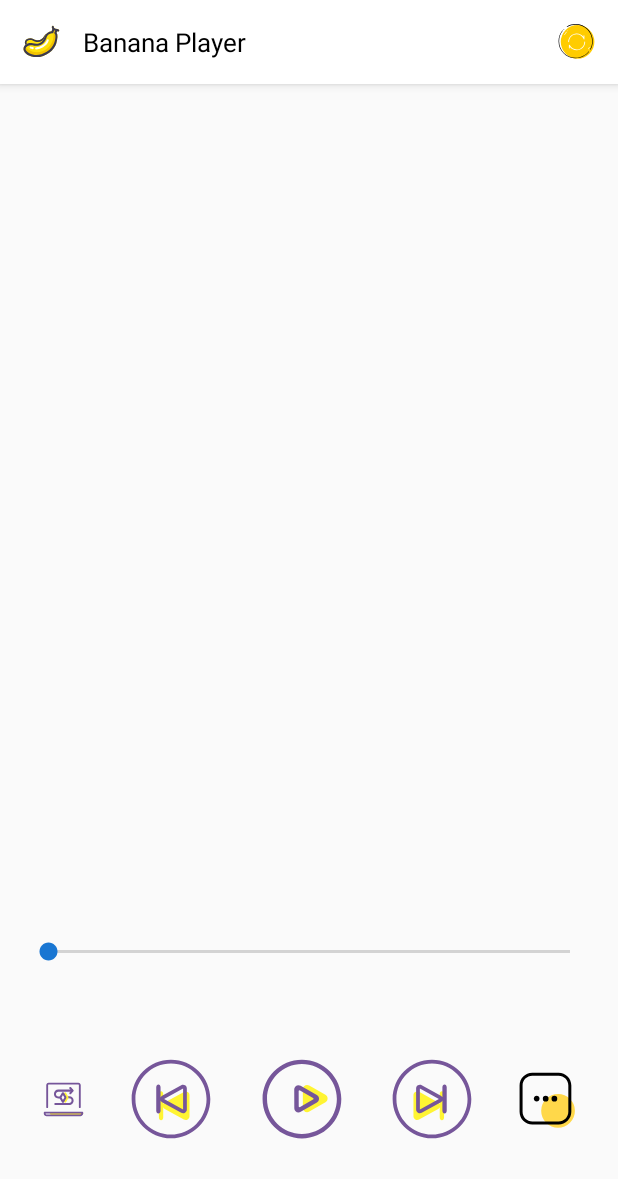
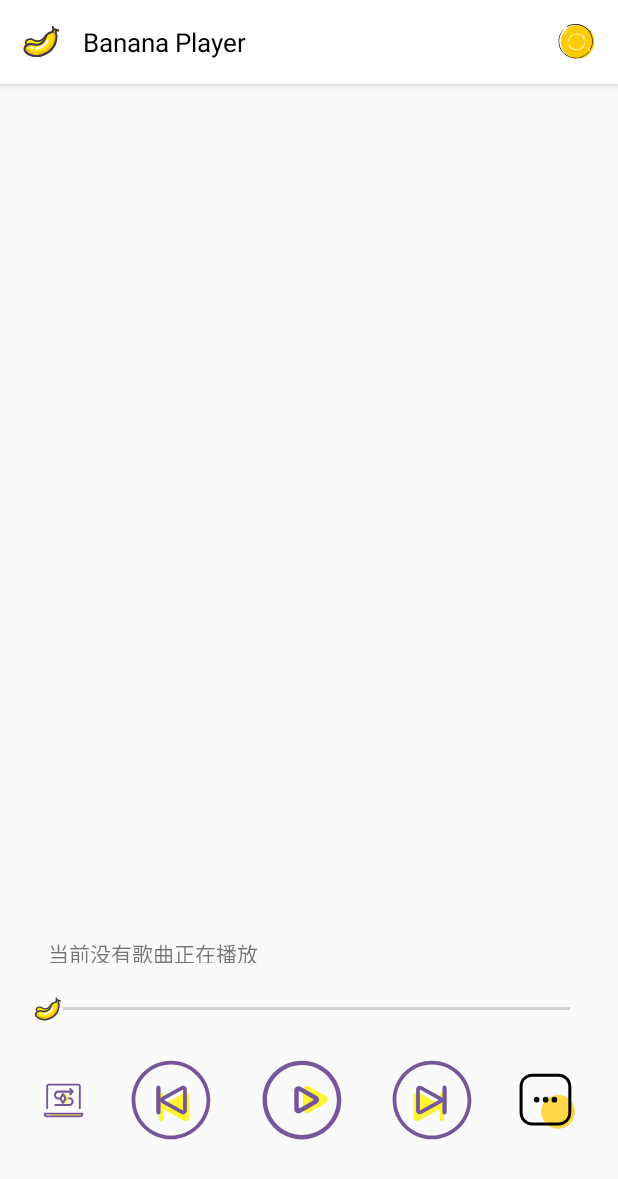
Before and after one commit to LQF39466/BananaPlayer, an Android app: the screen it shows after launch (MainActivity), on a phone screen of 412 x 824 dp. Shown: the top 1179 px of the screen. Run offline under Robolectric (Android 15) with nearby library versions, the phone set to English and light mode, and no system bars; our stand-ins replace RxJava; libraries missing offline, so code that uses them is left out: com.tbruyelle.rxpermissions2; 3 statements that could not run were skipped.

Commit message:
优化部分代码与UI

```diff
--- a/app/src/main/java/com/hustcsproject/BananaPlayer/MainActivity.java
+++ b/app/src/main/java/com/hustcsproject/BananaPlayer/MainActivity.java
@@ -38,6 +38,7 @@ public class MainActivity extends BaseActivity {
     private RecyclerView mRecyclerView;
     private SeekBar seekbar;
     private TextView tvSongName;
+    private TextView tvTimer;
     private ImageButton btnPrev;
     private ImageButton btnStart;
     private ImageButton btnNext;
@@ -98,6 +99,7 @@ public class MainActivity extends BaseActivity {
         mRecyclerView = findViewById(R.id.mRecyclerView);
         seekbar = findViewById(R.id.seekbar);
         tvSongName = findViewById(R.id.tvSongName);
+        tvTimer = findViewById(R.id.tvTimer);
         btnPrev = findViewById(R.id.prevButton);
         btnStart = findViewById(R.id.playButton);
         btnNext = findViewById(R.id.nexButton);
@@ -113,7 +115,7 @@ public class MainActivity extends BaseActivity {
      */
     private void initPlayHelper() {
         // Init 播放 Helper
-        helper = new MusicPlayerHelper(seekbar, tvSongName);
+        helper = new MusicPlayerHelper(seekbar, tvSongName, tvTimer);
 
         findViewById(R.id.tvSongName).setSelected(true);
 
--- a/app/src/main/java/com/hustcsproject/BananaPlayer/MusicPlayerHelper.java
+++ b/app/src/main/java/com/hustcsproject/BananaPlayer/MusicPlayerHelper.java
@@ -44,14 +44,15 @@ public class MusicPlayerHelper implements MediaPlayer.OnBufferingUpdateListener,
     /**
      * 显示播放信息
      */
-    private final TextView text;
+    private final TextView songName;
+    private final TextView timer;
 
     /**
      * 当前的播放歌曲信息
      */
     private SongModel songModel;
 
-    public MusicPlayerHelper(SeekBar seekBar, TextView text) {
+    public MusicPlayerHelper(SeekBar seekBar, TextView songName, TextView timer) {
         mHandler = new MusicPlayerHelperHandler(this);
         player = new MediaPlayer();
         // 设置媒体流类型
@@ -62,7 +63,8 @@ public class MusicPlayerHelper implements MediaPlayer.OnBufferingUpdateListener,
 
         this.seekBar = seekBar;
         this.seekBar.setOnSeekBarChangeListener(this);
-        this.text = text;
+        this.songName = songName;
+        this.timer = timer;
     }
 
     @Override
@@ -114,9 +116,6 @@ public class MusicPlayerHelper implements MediaPlayer.OnBufferingUpdateListener,
                     e.printStackTrace();
                 }
             }
-            // 准备自动播放 同步加载，阻塞 UI 线程
-            // player.prepare()
-            // 建议使用异步加载方式，不阻塞 UI 线程
             player.prepareAsync();
         } else {
             player.start();
@@ -133,7 +132,6 @@ public class MusicPlayerHelper implements MediaPlayer.OnBufferingUpdateListener,
         if (player.isPlaying()) {
             player.pause();
         }
-        //移除更新命令
         mHandler.removeMessages(MSG_CODE);
     }
 
@@ -187,9 +185,12 @@ public class MusicPlayerHelper implements MediaPlayer.OnBufferingUpdateListener,
         mHandler.sendEmptyMessageDelayed(MSG_CODE, MSG_TIME);
     }
 
+    private String getCurrentPlayingInfo() {
+        return String.format("%s\t\t",songModel.getName());
+    }
+
     private String getCurrentPlayingInfo(int currentTime, int maxTime) {
-        String info = String.format("正在播放:  %s\t\t", songModel.getName());
-        return String.format("%s %s / %s", info, ScanMusicUtils.formatTime(currentTime), ScanMusicUtils.formatTime(maxTime));
+        return String.format("%s / %s", ScanMusicUtils.formatTime(currentTime), ScanMusicUtils.formatTime(maxTime));
     }
 
     private OnCompletionListener mOnCompletionListener;
@@ -239,7 +240,8 @@ public class MusicPlayerHelper implements MediaPlayer.OnBufferingUpdateListener,
                         // 计算进度（获取进度条最大刻度*当前音乐播放位置 / 当前音乐时长）
                         pos = (int) (weakReference.get().seekBar.getMax() * position / (duration * 1.0f));
                     }
-                    weakReference.get().text.setText(weakReference.get().getCurrentPlayingInfo(position, duration));
+                    weakReference.get().songName.setText(weakReference.get().getCurrentPlayingInfo());
+                    weakReference.get().timer.setText(weakReference.get().getCurrentPlayingInfo(position, duration));
                 }
                 weakReference.get().seekBar.setProgress(pos);
                 sendEmptyMessageDelayed(MSG_CODE, MSG_TIME);
--- a/app/src/main/java/com/hustcsproject/BananaPlayer/adapter/SongAdapter.java
+++ b/app/src/main/java/com/hustcsproject/BananaPlayer/adapter/SongAdapter.java
@@ -47,13 +47,11 @@ public class SongAdapter extends BaseAdapter<SongModel, SongAdapter.SongViewHold
 
         ImageView ivSongImage;
         TextView tvSongName;
-        TextView musicNameTextView;
 
         public SongViewHolder(@NonNull View itemView) {
             super(itemView);
             ivSongImage = itemView.findViewById(R.id.ivSongImage);
             tvSongName = itemView.findViewById(R.id.tvSongName);
-            musicNameTextView = itemView.findViewById(R.id.musicNameTextView);
         }
     }
 }
--- /dev/null
+++ b/app/src/main/res/drawable/seekbar_thumb.xml
@@ -0,0 +1,9 @@
+<vector android:height="20dp" android:viewportHeight="1024"
+    android:viewportWidth="1024" android:width="20dp" xmlns:android="http://schemas.android.com/apk/res/android">
+    <path android:fillColor="#FFE10B" android:pathData="M888,313.3c-6,-5.9 -13.2,-10 -24.3,-16.4 -45.2,-25.8 -63.1,-43.3 -57.6,-56.1 4.2,-9.8 -45.4,11.8 -39.1,26.2 0.1,0.1 0,0.3 0,0.4L740.7,310c-0.1,0.1 -0.2,0.2 -0.4,0.2 -60.5,-7.2 -130.7,15.6 -160.4,66.4 -41.9,74 -112.1,125.1 -206.1,100.7 -20,-5.2 -41,-13.8 -63.1,-26.3 -11.6,-6.4 -24.2,-11.3 -37.2,-14.7 -66,-17.1 -143.4,4.4 -169.7,61.7 -32.7,69.9 41.4,178 157.1,225.3 201.2,82.3 434.3,-19.1 512.6,-156.3 48.8,-85.4 76.1,-155.9 57.2,-202 -0.1,-0.1 0,-0.3 0,-0.4l18.9,-27.5c4.6,2.7 8,4.8 9.3,6.3 8.2,9.2 22.8,9.4 31.3,0 7.7,-8.4 6.1,-22 -2.2,-30.1z"/>
+    <path android:fillColor="#3C3A50" android:pathData="M888,313.3c-6,-5.9 -13.2,-10 -24.3,-16.4 -45.2,-25.8 -63.1,-43.3 -57.6,-56.1 4.2,-9.8 -45.4,11.8 -39.1,26.2 0.1,0.1 0,0.3 0,0.4L740.7,310c-0.1,0.1 -0.2,0.2 -0.4,0.2 -60.5,-7.2 -130.7,15.6 -160.4,66.4 -41.9,74 -112.1,125.1 -206.1,100.7 -20,-5.2 -41,-13.8 -63.1,-26.3 -11.6,-6.4 -24.2,-11.3 -37.2,-14.7 -66,-17.1 -143.4,4.4 -169.7,61.7 -32.7,69.9 41.4,178 157.1,225.3 201.2,82.3 434.3,-19.1 512.6,-156.3 48.8,-85.4 76.1,-155.9 57.2,-202 -0.1,-0.1 0,-0.3 0,-0.4l18.9,-27.5c4.6,2.7 8,4.8 9.3,6.3 8.2,9.2 22.8,9.4 31.3,0 7.7,-8.4 6.1,-22 -2.2,-30.1zM737,546.2c-98,154.5 -333,193.5 -447.3,142.7 -83.3,-37 -129.9,-82 -146.1,-125.5 -4.9,-13 -9.1,-31.8 -1.7,-47.7 15.9,-34.8 70.2,-52 121.1,-38.8 9.9,2.6 19.2,6.2 27.6,10.8 24.1,13.7 48.8,23.9 72.8,30.1 102.3,26.6 194.6,-17.4 253.1,-120.6 18.5,-31.6 69.9,-51.4 119.1,-45.4l15.9,1.9c6.4,0.8 12.7,-2.2 16.1,-7.7 4,-6.4 8.7,-13.8 8.7,-13.8L795,302c0.1,-0.2 0.4,-0.3 0.6,-0.1 6.2,5.2 12.7,9.9 19.2,14.2 0.2,0.1 0.2,0.4 0.1,0.6L797.6,339l-8.6,11.1c-3.9,5.1 -4.9,11.8 -2.4,17.8l5.4,13c7.4,18.4 8.7,64.9 -55,165.3z"/>
+    <path android:fillColor="#FFE10B" android:pathData="M941,214.9c-9,-5.2 -18.8,-7.9 -34,-12 -61.9,-16.8 -88.6,-32 -86,-49 2,-13 -2.1,-26.8 -14.2,-32.1 -14.9,-6.5 -31.4,1.9 -35.4,16.9 -6.5,24.1 -0.9,43.2 11,58.4 0.1,0.1 0.1,0.3 0.1,0.4l-18.3,58.9c-0.1,0.2 -0.2,0.3 -0.4,0.3 -74.3,10.1 -151,59 -170.7,128.8 -27.1,101.2 -95,183.8 -214.5,183.8 -25.4,0 -53.2,-3.7 -83.4,-11.8 -15.9,-4 -32.3,-6 -48.9,-6 -84,0 -169.6,49.6 -183.2,126C45.9,771 167.5,877 320.1,897.6c265.2,35.9 511.8,-157.1 562.7,-344.8 31.8,-116.8 42.5,-209.4 5.7,-258.5 -0.1,-0.1 -0.1,-0.3 -0.1,-0.5l14,-38.6c6.3,1.8 11,3.3 13,4.6 12.7,8.4 30.1,4.2 37.3,-9.6 6.7,-12.5 0.6,-28.2 -11.7,-35.3z"/>
+    <path android:fillColor="#F2C300" android:pathData="M879.9,234.3l-57.8,-13.7 -24.6,28.8c19.6,42.3 24.5,136.7 3.2,210 -55.5,201.9 -261.5,365.3 -504.1,310.2C199.5,748.9 89.2,602 73,693.4c-7.8,42 148.1,192.4 325.8,186.3 213.8,-7.4 437.2,-208.3 463.5,-306.4 29.5,-109.7 48.4,-210.2 15.2,-263.3l2.4,-75.7z"/>
+    <path android:fillColor="#FFFFFF" android:pathData="M233.1,689.8c-13.3,-5.1 -20,-20 -14.9,-33.4 5.1,-13.3 20,-20 33.4,-14.9 13.1,5 27.6,8.5 43.2,10.2 14.2,1.5 24.5,14.2 23.1,28.3 -1.5,14.2 -14.2,24.5 -28.3,23.1 -19.8,-2 -38.7,-6.4 -56.5,-13.3m148.2,20.6c-14.2,0.9 -26.6,-9.9 -27.5,-24.1 -0.9,-14.2 9.9,-26.6 24.1,-27.5 105,-6.8 212.6,-76.4 252.7,-151.7 5.7,-10.7 10,-21.4 12.8,-32.2 3.6,-13.8 17.7,-22.1 31.5,-18.6 13.8,3.6 22.1,17.7 18.6,31.5 -3.8,14.5 -9.5,29.1 -17.2,43.6 -50.3,94.4 -177.1,171.3 -295,179"/>
+    <path android:fillColor="#3C3A50" android:pathData="M941,214.9c-9,-5.2 -18.8,-7.9 -34,-12 -61.9,-16.8 -88.6,-32 -86,-49 2,-13 -2.1,-26.8 -14.2,-32.1 -14.9,-6.5 -31.4,1.9 -35.4,16.9 -6.5,24.1 -0.9,43.2 11,58.4 0.1,0.1 0.1,0.3 0.1,0.4l-18.3,58.9c-0.1,0.2 -0.2,0.3 -0.4,0.3 -74.3,10.1 -151,59 -170.7,128.8 -27.1,101.2 -95,183.8 -214.5,183.8 -25.4,0 -53.2,-3.7 -83.4,-11.8 -15.9,-4 -32.3,-6 -48.9,-6 -84,0 -169.6,49.6 -183.2,126C45.9,771 167.5,877 320.1,897.6c265.2,35.9 511.8,-157.1 562.7,-344.8 31.8,-116.8 42.5,-209.4 5.7,-258.5 -0.1,-0.1 -0.1,-0.3 -0.1,-0.5l14,-38.6c6.3,1.8 11,3.3 13,4.6 12.7,8.4 30.1,4.2 37.3,-9.6 6.7,-12.5 0.6,-28.2 -11.7,-35.3zM832.9,539.3c-69.1,214.5 -337.1,333.6 -489.1,308.5 -110.7,-18.3 -180.2,-57.6 -213,-104.4 -9.8,-14 -20.7,-35.1 -16.8,-56.3 8.2,-46.4 67.5,-83.7 132.3,-83.7 12.6,0 24.8,1.5 36.2,4.4 33,8.8 65.5,13.4 96.1,13.4 130.2,0 226.6,-81 264.4,-222.1 12.3,-43.4 67.4,-82.8 128,-91l19.6,-2.6c7.9,-1.1 14.4,-6.6 16.9,-14.1 2.8,-8.8 6.1,-19.2 6.1,-19.2l12.9,-41.8c0.1,-0.3 0.4,-0.4 0.7,-0.3 9,4.3 18.2,7.9 27.3,11 0.3,0.1 0.4,0.4 0.3,0.7L841,273.7l-6.9,15.9c-3.1,7.2 -2.1,15.6 2.6,21.9l10.4,13.8c14.7,19.5 30.7,74.5 -14.2,214z"/>
+</vector>
--- a/app/src/main/res/layout/activity_main.xml
+++ b/app/src/main/res/layout/activity_main.xml
@@ -65,7 +65,7 @@
             app:layout_constraintEnd_toStartOf="@+id/imageButton"
             app:layout_constraintHorizontal_bias="0.5"
             app:layout_constraintStart_toEndOf="@+id/playButton"
-            app:layout_constraintTop_toBottomOf="@+id/tvSongName"
+            app:layout_constraintTop_toBottomOf="@+id/seekbar"
             app:srcCompat="@drawable/three_next" />
 
         <ImageButton
@@ -100,7 +100,7 @@
             android:layout_width="0dp"
             android:layout_height="17dp"
             android:layout_marginStart="32dp"
-            android:layout_marginEnd="32dp"
+            android:layout_marginEnd="16dp"
             android:ellipsize="marquee"
             android:focusable="true"
             android:focusableInTouchMode="true"
@@ -108,11 +108,12 @@
             android:scrollHorizontally="true"
             android:selectAllOnFocus="false"
             android:singleLine="true"
-            app:layout_constraintBottom_toTopOf="@+id/nexButton"
-            app:layout_constraintEnd_toEndOf="parent"
+            android:text="@string/tvSong_default"
+            app:layout_constraintBottom_toTopOf="@+id/seekbar"
+            app:layout_constraintEnd_toStartOf="@+id/tvTimer"
             app:layout_constraintHorizontal_bias="0.5"
             app:layout_constraintStart_toStartOf="parent"
-            app:layout_constraintTop_toBottomOf="@+id/seekbar" />
+            app:layout_constraintTop_toTopOf="parent" />
 
         <SeekBar
             android:id="@+id/seekbar"
@@ -122,12 +123,24 @@
             android:layout_marginStart="16dp"
             android:layout_marginEnd="16dp"
             android:max="100"
-            app:layout_constraintBottom_toTopOf="@+id/tvSongName"
+            android:progressTint="#FFC107"
+            android:thumb="@drawable/seekbar_thumb"
+            app:layout_constraintBottom_toTopOf="@+id/nexButton"
             app:layout_constraintEnd_toEndOf="parent"
             app:layout_constraintHorizontal_bias="0.5"
             app:layout_constraintStart_toStartOf="parent"
-            app:layout_constraintTop_toTopOf="parent"
-            app:layout_constraintVertical_chainStyle="spread" />
+            app:layout_constraintTop_toBottomOf="@+id/tvSongName" />
+
+        <TextView
+            android:id="@+id/tvTimer"
+            android:layout_width="wrap_content"
+            android:layout_height="wrap_content"
+            android:layout_marginEnd="32dp"
+            app:layout_constraintBottom_toBottomOf="@+id/tvSongName"
+            app:layout_constraintEnd_toEndOf="parent"
+            app:layout_constraintHorizontal_bias="0.5"
+            app:layout_constraintStart_toEndOf="@+id/tvSongName"
+            app:layout_constraintTop_toTopOf="@+id/tvSongName" />
 
     </android.support.constraint.ConstraintLayout>
 
--- a/app/src/main/res/values/strings.xml
+++ b/app/src/main/res/values/strings.xml
@@ -6,4 +6,5 @@
     <string name="btn_next">下一首</string>
     <string name="btn_play">播放</string>
     <string name="btn_pause">暂停</string>
+    <string name="tvSong_default">当前没有歌曲正在播放</string>
 </resources>
```
